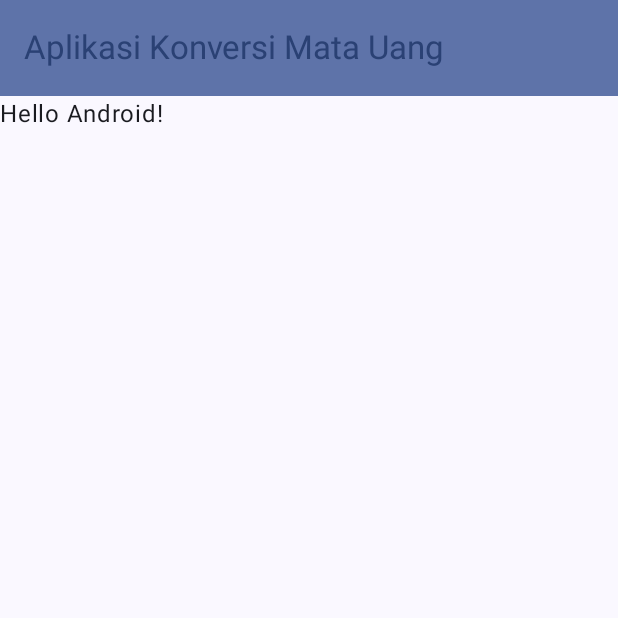
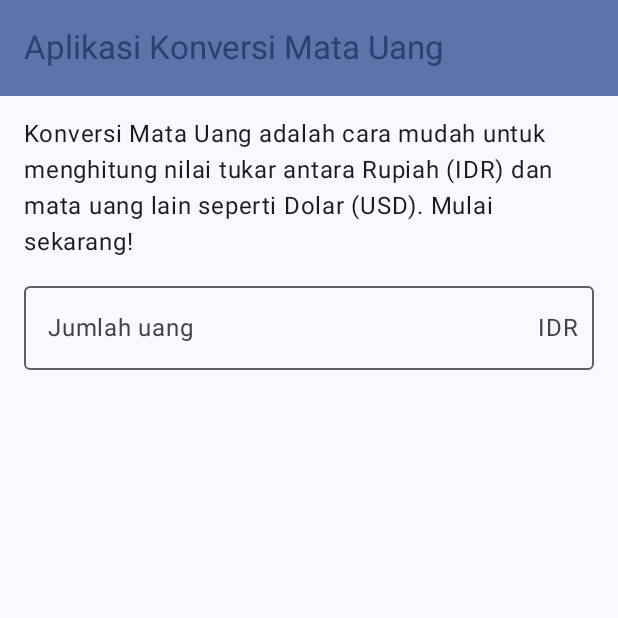
Before and after one commit to dhafinrazaqa/mobpro1-asesmen1, an Android app built with Jetpack Compose: the screen it shows after launch (MainActivity), on a phone screen of 412 x 824 dp, the top half of it. Run offline under Robolectric (Android 15) with nearby library versions, the phone set to English and light mode, and no system bars.

Commit message:
Meminta input data dari pengguna

```diff
--- a/app/src/main/java/com/dhafinrazaqa0030/asesmen1mobpro1/ui/screen/MainScreen.kt
+++ b/app/src/main/java/com/dhafinrazaqa0030/asesmen1mobpro1/ui/screen/MainScreen.kt
@@ -1,17 +1,30 @@
 package com.dhafinrazaqa0030.asesmen1mobpro1.ui.screen
 
 import android.content.res.Configuration
+import androidx.compose.foundation.layout.Arrangement
+import androidx.compose.foundation.layout.Column
+import androidx.compose.foundation.layout.fillMaxSize
+import androidx.compose.foundation.layout.fillMaxWidth
 import androidx.compose.foundation.layout.padding
+import androidx.compose.foundation.text.KeyboardOptions
 import androidx.compose.material3.ExperimentalMaterial3Api
 import androidx.compose.material3.MaterialTheme
+import androidx.compose.material3.OutlinedTextField
 import androidx.compose.material3.Scaffold
 import androidx.compose.material3.Text
 import androidx.compose.material3.TopAppBar
 import androidx.compose.material3.TopAppBarDefaults
 import androidx.compose.runtime.Composable
+import androidx.compose.runtime.getValue
+import androidx.compose.runtime.mutableStateOf
+import androidx.compose.runtime.remember
+import androidx.compose.runtime.setValue
 import androidx.compose.ui.Modifier
 import androidx.compose.ui.res.stringResource
+import androidx.compose.ui.text.input.ImeAction
+import androidx.compose.ui.text.input.KeyboardType
 import androidx.compose.ui.tooling.preview.Preview
+import androidx.compose.ui.unit.dp
 import com.dhafinrazaqa0030.asesmen1mobpro1.R
 import com.dhafinrazaqa0030.asesmen1mobpro1.ui.theme.AplikasiKonversiMataUangTheme
 
@@ -37,10 +50,30 @@ fun MainScreen() {
 
 @Composable
 fun ScreenContent(modifier: Modifier = Modifier) {
-    Text(
-        text = "Hello Android!",
-        modifier = modifier
-    )
+    var jumlahUang by remember { mutableStateOf("") }
+
+    Column(
+        modifier = modifier.fillMaxSize().padding(16.dp),
+        verticalArrangement = Arrangement.spacedBy(12.dp)
+    ) {
+        Text(
+            text = stringResource(id = R.string.currency_intro),
+            style = MaterialTheme.typography.bodyLarge,
+            modifier = Modifier.fillMaxWidth()
+        )
+        OutlinedTextField(
+            value = jumlahUang,
+            onValueChange = { jumlahUang = it },
+            label = { Text(text = stringResource(R.string.amount)) },
+            trailingIcon = { Text(text = "IDR") },
+            singleLine = true,
+            keyboardOptions = KeyboardOptions(
+                keyboardType = KeyboardType.Number,
+                imeAction = ImeAction.Next
+            ),
+            modifier = Modifier.fillMaxWidth()
+        )
+    }
 }
 
 @Preview(showBackground = true)
--- a/app/src/main/res/values/strings.xml
+++ b/app/src/main/res/values/strings.xml
@@ -1,3 +1,12 @@
 <resources>
     <string name="app_name">Aplikasi Konversi Mata Uang</string>
+    <string name="currency_intro">Konversi Mata Uang adalah cara mudah untuk menghitung nilai tukar antara Rupiah (IDR) dan mata uang lain seperti Dolar (USD).
+        Mulai sekarang!</string>
+    <string name="amount">Jumlah uang</string>
+    <string name="from_currency">Dari Mata Uang</string>
+    <string name="to_currency">Ke Mata Uang</string>
+    <string name="convert">Konversi</string>
+    <string name="swap">Tukar</string>
+    <string name="check_rates">Cek Nilai Tukar Terbaru</string>
+    <string name="result">Hasil Konversi</string>
 </resources>
```
